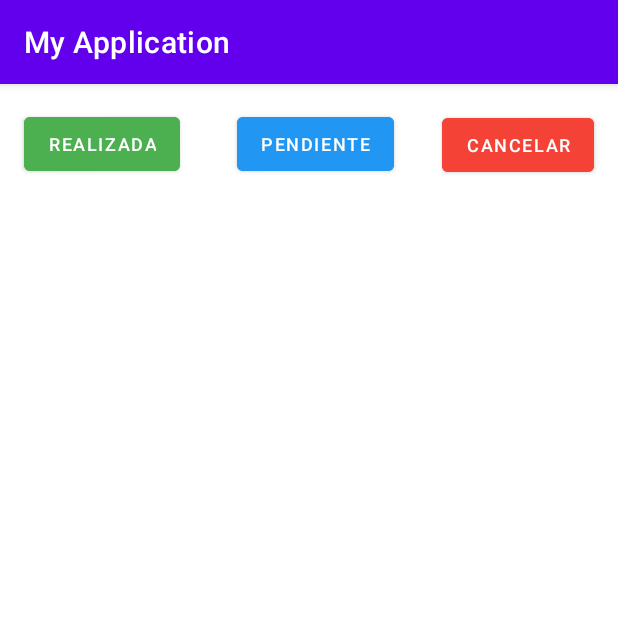
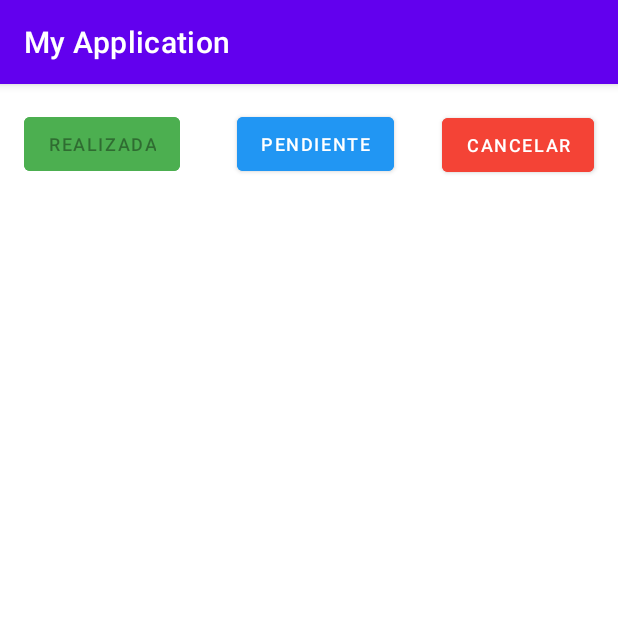
Before and after one commit to MarkelGarcia/Agenda, an Android app: the ListActivity screen opened directly, with no data from a screen before it, on a phone screen of 412 x 824 dp, the top half of it. Run offline under Robolectric (Android 15) with nearby library versions, the phone set to English and light mode, and no system bars.

Commit message:
+ BOTONES DESHABILITADOS

```diff
--- a/app/src/main/res/layout/activity_list.xml
+++ b/app/src/main/res/layout/activity_list.xml
@@ -20,6 +20,7 @@
         android:layout_height="wrap_content"
         android:layout_marginTop="16dp"
         android:backgroundTint="@color/confirm"
+        android:enabled="false"
         android:text="@string/btnListRealizadas"
         android:textSize="12sp"
         app:layout_constraintBottom_toBottomOf="parent"
@@ -49,7 +50,7 @@
         android:layout_width="wrap_content"
         android:layout_height="wrap_content"
         android:backgroundTint="@color/danger"
-        android:text="@string/btnListCancelar"
+        android:text="@string/btnCancelar"
         android:textSize="12sp"
         app:layout_constraintBottom_toBottomOf="parent"
         app:layout_constraintEnd_toEndOf="parent"
```
